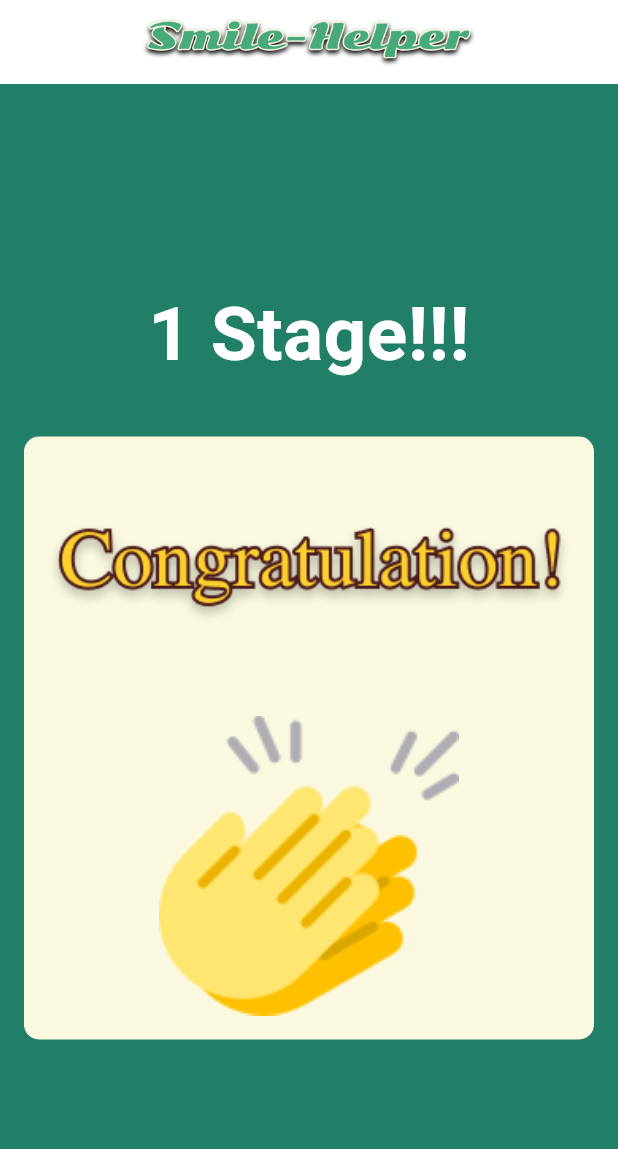
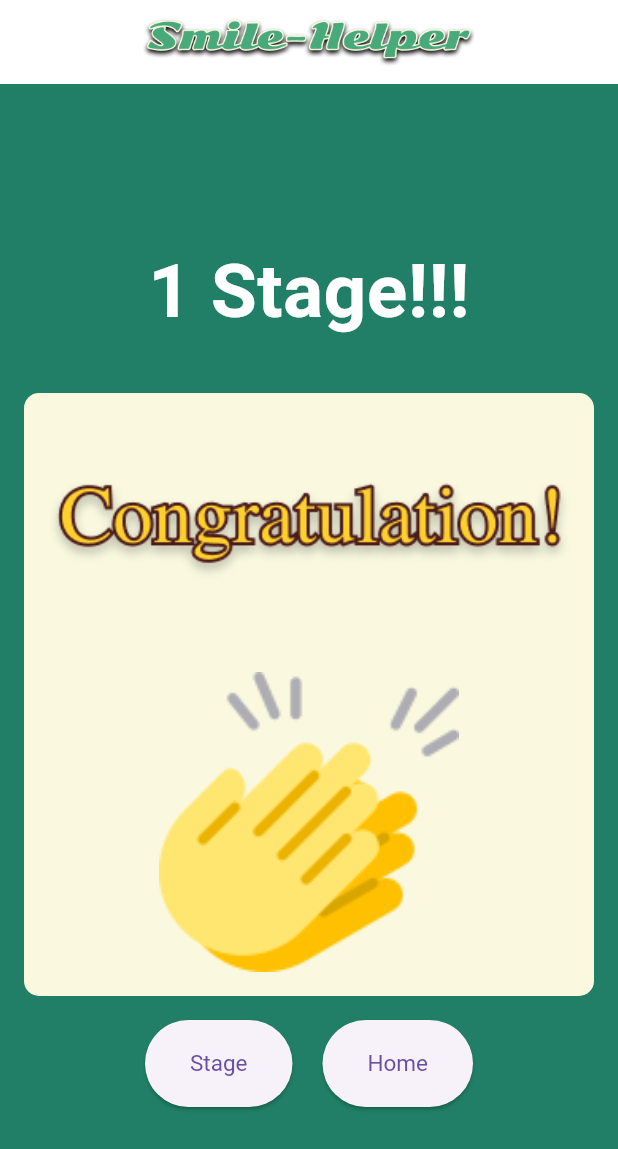
Before and after one commit to namduhus/facialFit-frontend, a Flutter app: the StageClear screen opened by its route, on a phone screen of 412 x 824 dp. Shown: the top 1149 px of the screen. Run offline on Flutter 3.47's test engine with Material 3 defaults, Android fonts, the phone set to English and light mode, and no system bars; our stand-ins replace audioplayers, camera, flutter_screenutil, get, image_picker, logger and 4 more; missing offline and left inert: google_mlkit_commons, google_mlkit_face_detection; accounts and stored records are empty.

Commit message:
stage fail1, clear1 버튼추가

```diff
--- a/lib/game/result/stageclear1.dart
+++ b/lib/game/result/stageclear1.dart
@@ -1,5 +1,8 @@
+import 'package:SmileHelper/main/main_stage.dart';
 import 'package:flutter/material.dart';
 import 'package:audioplayers/audioplayers.dart';
+import 'package:SmileHelper/game/story/story_stage.dart'; // StoryStage import
+import 'package:get/get.dart'; // Get 패키지 import
 
 class StageClear extends StatefulWidget {
   @override
@@ -90,6 +93,32 @@ class _StageClearState extends State<StageClear> {
                 ],
               ),
             ),
+            Row(
+              mainAxisAlignment: MainAxisAlignment.center, // 가로로 중앙 정렬
+              children: [
+                ElevatedButton(
+                  onPressed: () {
+                    Get.to(StoryStage()); // StoryStage 페이지로 이동
+                  },
+                  style: ElevatedButton.styleFrom(
+                    padding: EdgeInsets.symmetric(horizontal: 30, vertical: 20), // 버튼의 패딩 설정
+                    textStyle: TextStyle(fontSize: 15), // 텍스트 크기 설정
+                  ),
+                  child: Text('Stage'),
+                ),
+                SizedBox(width: 20), // 간격 추가
+                ElevatedButton(
+                  onPressed: () {
+                    Get.offAll(MainHome()); // MainHome 페이지로 이동
+                  },
+                  style: ElevatedButton.styleFrom(
+                    padding: EdgeInsets.symmetric(horizontal: 30, vertical: 20), // 버튼의 패딩 설정
+                    textStyle: TextStyle(fontSize: 15), // 텍스트 크기 설정
+                  ),
+                  child: Text('Home'),
+                ),
+              ],
+            )
           ],
         ),
       ),
--- a/lib/main.dart
+++ b/lib/main.dart
@@ -56,7 +56,7 @@ class MyApp extends StatelessWidget {
             debugShowCheckedModeBanner: false,
             title: "Camera Application",
             home: child,
-            initialRoute: "/Login",
+            initialRoute: "/stagefail1",
             getPages: [
               GetPage(
                 name: '/CameraView',
```
Also changed, not shown: lib/game/result/stagefail1.dart (+30 -0 lines).
